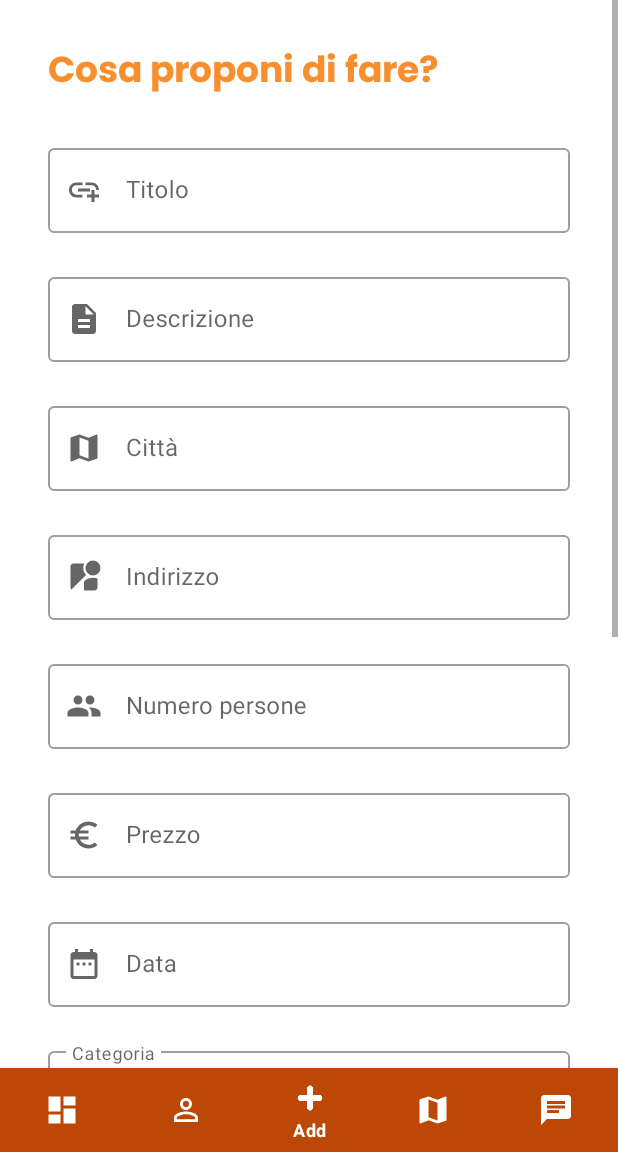
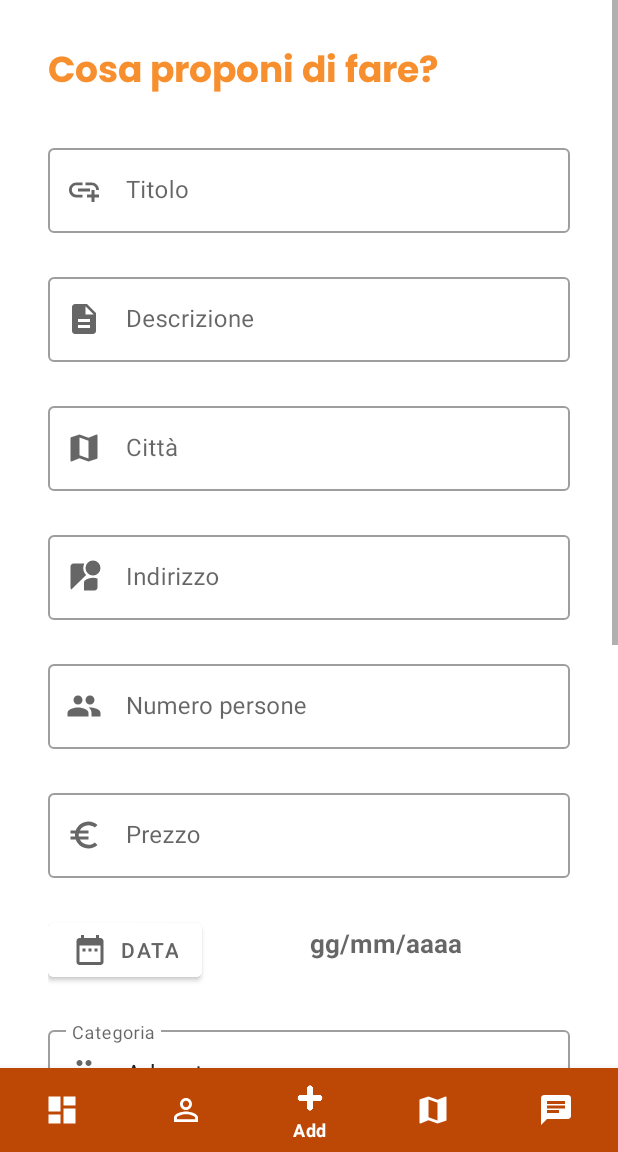
Before and after one commit to FilippoMariucci/ProgettoAndorid, an Android app: the homeFragment screen opened directly, with no data from a screen before it, item 3 of the bottom bar chosen, on a phone screen of 412 x 824 dp, the part 84-1236 px from its top. Run offline under Robolectric (Android 15) with nearby library versions, the phone set to English and light mode, and no system bars; our stand-ins replace Firebase (no records; nobody signed in at launch, a user with empty details on screens opened directly).

Commit message:
foto recycler view

```diff
--- a/app/build.gradle
+++ b/app/build.gradle
@@ -55,7 +55,6 @@ dependencies {
     implementation 'com.google.firebase:firebase-database-ktx:20.0.5'
     implementation 'com.google.firebase:firebase-auth-ktx:21.0.4'
     implementation 'androidx.legacy:legacy-support-v4:1.0.0'
-    implementation 'com.google.firebase:firebase-database:20.0.5'
     implementation 'com.google.firebase:firebase-storage-ktx:20.0.1'
     testImplementation 'junit:junit:4.13.2'
     androidTestImplementation 'androidx.test.ext:junit:1.1.3'
--- a/app/src/main/java/com/example/progettoprogrammazionemobile/AdapterRV/ImageAdapter.kt
+++ b/app/src/main/java/com/example/progettoprogrammazionemobile/AdapterRV/ImageAdapter.kt
@@ -15,7 +15,7 @@ class ImageAdapter(private val categories: List<category>):RecyclerView.Adapter<
 
     interface onItemClickListener{
 
-        fun onItemClick(position: Int)
+        fun onItemClick(position: String)
     }
 
     fun setOnItemClickListener(listener: onItemClickListener){
@@ -31,18 +31,18 @@ class ImageAdapter(private val categories: List<category>):RecyclerView.Adapter<
         val currentItem = categories[position]
 
         holder.imagesrc.setImageResource(currentItem.imageSrc)
-        holder.pipo.text = currentItem.text
+        holder.titleCategory.text = currentItem.text
     }
 
     override fun getItemCount(): Int = categories.size
 
     class ImageViewHolder(itemView: View, listener: onItemClickListener) : RecyclerView.ViewHolder(itemView){
         val imagesrc : ImageView = itemView.findViewById<ImageView>(R.id.image_category)
-        val pipo : TextView = itemView.findViewById(R.id.categoryTitle)
+        val titleCategory : TextView = itemView.findViewById(R.id.categoryTitle)
 
         init {
             itemView.setOnClickListener {
-                listener.onItemClick(adapterPosition)
+                listener.onItemClick(titleCategory.text.toString())
             }
         }
 
--- a/app/src/main/java/com/example/progettoprogrammazionemobile/homeFragment.kt
+++ b/app/src/main/java/com/example/progettoprogrammazionemobile/homeFragment.kt
@@ -1,26 +1,26 @@
 package com.example.progettoprogrammazionemobile
 
-import android.content.Context
-import android.content.Intent
+import android.graphics.Bitmap
+import android.graphics.BitmapFactory
 import android.os.Bundle
 import android.view.LayoutInflater
 import androidx.fragment.app.Fragment
 import android.view.View
 import android.view.ViewGroup
 import android.widget.Toast
-import androidx.annotation.IdRes
-import androidx.navigation.Navigation
-import androidx.navigation.findNavController
-import androidx.navigation.fragment.findNavController
 import androidx.recyclerview.widget.LinearLayoutManager
 import androidx.recyclerview.widget.RecyclerView
-import com.example.progettoprogrammazionemobile.AdapterRV.Adapter
 import com.example.progettoprogrammazionemobile.AdapterRV.EventsAdapter
 import com.example.progettoprogrammazionemobile.AdapterRV.ImageAdapter
 import com.example.progettoprogrammazionemobile.databinding.FragmentHomeBinding
 import com.example.progettoprogrammazionemobile.model.Evento
 import com.example.progettoprogrammazionemobile.model.category
+import com.google.firebase.auth.FirebaseAuth
 import com.google.firebase.database.*
+import com.google.firebase.storage.FirebaseStorage
+import com.google.firebase.storage.StorageReference
+import java.io.File
+import kotlin.io.*
 
 class homeFragment : Fragment(R.layout.fragment_home) {
 
@@ -28,6 +28,7 @@ class homeFragment : Fragment(R.layout.fragment_home) {
     private lateinit var eventList: ArrayList<Evento>
     private lateinit var dbRef: DatabaseReference
     private val dettaglioEvento = dettaglio_evento()
+    private lateinit var storageRef : StorageReference
 
     private var _binding : com.example.progettoprogrammazionemobile.databinding.FragmentHomeBinding? = null
     private val binding get() = _binding!!
@@ -59,41 +60,86 @@ class homeFragment : Fragment(R.layout.fragment_home) {
 
 
         val recyclerView = binding.categories
-        var mimmo = ImageAdapter(categoryimgs)
+        var AdapterCategories = ImageAdapter(categoryimgs)
         recyclerView.layoutManager = LinearLayoutManager(this.requireContext(), LinearLayoutManager.HORIZONTAL, false)
         recyclerView.setHasFixedSize(true)
 
-        recyclerView.adapter = mimmo
+        recyclerView.adapter = AdapterCategories
 
-        mimmo.setOnItemClickListener(object : ImageAdapter.onItemClickListener{
-            override fun onItemClick(position: Int) {
-                Toast.makeText(requireContext(), "${position}",Toast.LENGTH_LONG).show()
+        AdapterCategories.setOnItemClickListener(object : ImageAdapter.onItemClickListener{
+            override fun onItemClick(titleCat: String) {
+                Toast.makeText(requireContext(), "${titleCat}",Toast.LENGTH_LONG).show()
+                getEventsData(titleCat)
             }
         })
 
 
         eventsRec = binding.rvEvents
-        eventsRec.layoutManager = LinearLayoutManager(this.requireContext())
+        val myLinearLayoutManager = object : LinearLayoutManager(requireContext()) {
+            override fun canScrollVertically(): Boolean {
+                return false
+            }
+        }
+        eventsRec.layoutManager = myLinearLayoutManager
         eventsRec.setHasFixedSize(true)
         eventList = arrayListOf<Evento>()
 
-        getEventsData()
+        getEventsData("")
 
     }
 
-    private fun getEventsData(){
+    private fun getEventsData(categoria : String){
         eventsRec.visibility = View.GONE
 
+        val auth = FirebaseAuth.getInstance()
+        var prova = arrayListOf<String>()
+        val mapEventsBitMap = mutableMapOf<String, Bitmap>()
+        var uid = auth.currentUser?.uid.toString()
+        storageRef = FirebaseStorage.getInstance().getReference("Users/$uid")
         dbRef = FirebaseDatabase.getInstance().getReference("Evento")
         dbRef.addValueEventListener(object : ValueEventListener{
             override fun onDataChange(snapshot: DataSnapshot) {
                 eventList.clear()
                 if(snapshot.exists()){
                     for(eventSnap in snapshot.children){
-                        val eventoSingolo = eventSnap.getValue(Evento::class.java)
-                        eventList.add(eventoSingolo!!)
+                        // prendo foto dallo storage
+
+                        var eventoSingolo = eventSnap.getValue(Evento::class.java)
+                        var id_evento_for_foto = eventoSingolo?.id_evento
+                        var islandRef = storageRef.child("$id_evento_for_foto.jpg")
+                        val localFile = File.createTempFile(uid, "jpg")
+
+                        islandRef.getFile(localFile).addOnSuccessListener {
+                            prova.add("pipo")
+                        }.addOnFailureListener {
+                            Toast.makeText(requireContext(), "FALLIMENTO", Toast.LENGTH_LONG).show()
+                        }
+//                            var localfile = File.createTempFile(uid, "")
+//                            path.getFile(localfile).addOnSuccessListener {
+//                                val bitmap = BitmapFactory.decodeFile(localfile.absolutePath)
+//                                mapEventsBitMap.put("$id_evento_for_foto", bitmap)
+//                            }.addOnFailureListener {
+//                                Toast.makeText(requireContext(), "FALLIMENTO", Toast.LENGTH_LONG).show()
+//                            }
+
+                                // creo l'evento con i dati del db
+
+
+
+                                // scelgo gli eventi se c'è stato il clic sulla categoria
+                                if(categoria.length!=0) {
+                                    if (eventoSingolo != null) {
+                                        if(eventoSingolo.categoria == categoria) {
+                                            eventList.add(eventoSingolo!!)
+                                        }
+                                    }
+                                }
+                                else {eventList.add(eventoSingolo!!)}
+                            }
                     }
-                    val eAdapter = EventsAdapter(eventList)
+
+                    // display to recycler view
+                    val eAdapter = EventsAdapter(eventList, mapEventsBitMap)
                     eventsRec.adapter = eAdapter
 
                     eAdapter.setOnItemClickListener(object : EventsAdapter.onItemClickListener{
@@ -106,7 +152,6 @@ class homeFragment : Fragment(R.layout.fragment_home) {
 
                     eventsRec.visibility = View.VISIBLE
                 }
-            }
 
             override fun onCancelled(error: DatabaseError) {
                 TODO("Not yet implemented")
--- a/app/src/main/java/com/example/progettoprogrammazionemobile/model/Evento.kt
+++ b/app/src/main/java/com/example/progettoprogrammazionemobile/model/Evento.kt
@@ -1,4 +1,6 @@
 package com.example.progettoprogrammazionemobile.model
+
+import android.graphics.Bitmap
 
 data class Evento (
     var id_evento: String ?= null,
--- a/app/src/main/java/com/example/progettoprogrammazionemobile/occasioni_create.kt
+++ b/app/src/main/java/com/example/progettoprogrammazionemobile/occasioni_create.kt
@@ -46,6 +46,10 @@ class occasioni_create : Fragment() {
 
         createdEvents = arrayListOf<Evento>()
         getUserEvents()
+
+        binding.btnAddEvent.setOnClickListener{
+            fragmentManager?.beginTransaction()?.replace(R.id.myNavHostFragment, crea_occasione())?.commit()
+        }
     }
 
     private fun getUserEvents() {
--- a/app/src/main/res/layout/fragment_crea_occasione.xml
+++ b/app/src/main/res/layout/fragment_crea_occasione.xml
@@ -167,15 +167,45 @@
             android:layout_marginTop="24dp"
             android:layout_marginEnd="32dp"
             android:hint="Data"
-            android:inputType="date"
-            app:startIconDrawable="@drawable/ic_baseline_date_range_24"
+            android:inputType="none"
+
             app:layout_constraintEnd_toEndOf="parent"
             app:layout_constraintStart_toStartOf="parent"
             app:layout_constraintTop_toBottomOf="@+id/prezzoEvento">
 
-            <com.google.android.material.textfield.TextInputEditText
+
+            <LinearLayout
                 android:layout_width="match_parent"
-                android:layout_height="wrap_content" />
+                android:layout_height="match_parent"
+                android:layout_weight="0"
+                android:layout_gravity="center"
+                android:orientation="horizontal">
+
+                <Button
+                    android:id="@+id/InputDataEvento"
+                    android:layout_width="wrap_content"
+                    android:layout_height="wrap_content"
+                    android:layout_weight="0"
+                    android:backgroundTint="@color/white"
+                    android:text="Data"
+                    android:textAlignment="gravity"
+                    android:textColor="@color/browser_actions_title_color"
+                    app:icon="@drawable/ic_baseline_date_range_24"
+                    app:iconTint="@color/browser_actions_title_color" />
+
+                <TextView
+                    android:id="@+id/textDateEvento"
+                    android:layout_width="match_parent"
+                    android:layout_height="match_parent"
+                    android:layout_gravity="center"
+                    android:layout_weight="0"
+                    android:hint="gg/mm/aaaa"
+                    android:padding="7dp"
+                    android:textAlignment="center"
+                    android:textSize="17sp"
+                    android:textStyle="bold"
+                    android:autofillHints="" />
+            </LinearLayout>
 
 
         </com.google.android.material.textfield.TextInputLayout>
--- a/app/src/main/res/values/themes.xml
+++ b/app/src/main/res/values/themes.xml
@@ -2,7 +2,7 @@
     <!-- Base application theme. -->
     <style name="Theme.ProgettoProgrammazioneMobile" parent="Theme.MaterialComponents.Light.NoActionBar">
         <!-- Primary brand color. -->
-        <item name="colorPrimary">@color/purple_500</item>
+        <item name="colorPrimary">@color/orange</item>
         <item name="colorPrimaryVariant">@color/orange_bold</item>
         <item name="colorOnPrimary">@color/white</item>
         <!-- Secondary brand color. -->
```
Also changed, not shown: app/src/main/java/com/example/progettoprogrammazionemobile/AdapterRV/EventsAdapter.kt (+20 -6 lines), app/src/main/java/com/example/progettoprogrammazionemobile/ViewModel/EventoViewModel.kt (+20 -0 lines), app/src/main/java/com/example/progettoprogrammazionemobile/crea_occasione.kt (+49 -13 lines), app/src/main/java/com/example/progettoprogrammazionemobile/profilo.kt (+8 -0 lines), app/src/main/res/drawable/ic_baseline_logout_24.xml (added, +11 -0 lines), app/src/main/res/layout/category.xml (+25 -16 lines), app/src/main/res/layout/fragment_home.xml (+7 -6 lines), app/src/main/res/layout/fragment_occasioni_create.xml (+24 -21 lines), app/src/main/res/layout/fragment_profilo.xml (+21 -9 lines), app/src/main/res/layout/occasioni_create_card.xml (+8 -8 lines).
